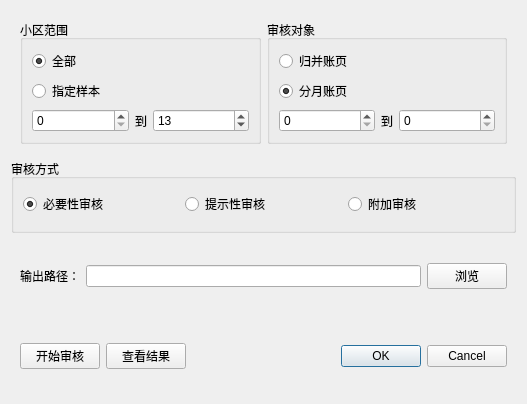
JosephineSu/Auditing, file zyCheckUI.ui: the form before one commit.
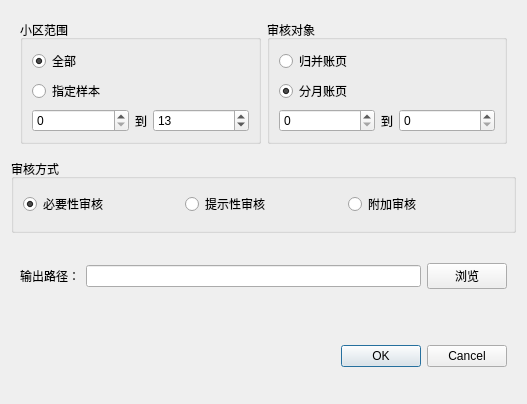
The form after the commit.

Commit message: 账页审核界面稍作修改，逻辑功能函数已添加

Patch:
```diff
--- a/zyCheckUI.ui
+++ b/zyCheckUI.ui
@@ -205,20 +205,6 @@
    <item>
     <widget class="QWidget" name="widget_3" native="true">
      <layout class="QHBoxLayout" name="horizontalLayout_7">
-      <item>
-       <widget class="QPushButton" name="pushButton_2">
-        <property name="text">
-         <string>开始审核</string>
-        </property>
-       </widget>
-      </item>
-      <item>
-       <widget class="QPushButton" name="pushButton_3">
-        <property name="text">
-         <string>查看结果</string>
-        </property>
-       </widget>
-      </item>
       <item>
        <widget class="QDialogButtonBox" name="buttonBox">
         <property name="sizePolicy">
@@ -233,6 +219,9 @@
         <property name="standardButtons">
          <set>QDialogButtonBox::Cancel|QDialogButtonBox::Ok</set>
         </property>
+        <property name="centerButtons">
+         <bool>false</bool>
+        </property>
        </widget>
       </item>
      </layout>
```
Left out of the diff: 26 changed lines with no effect on the pictures. The commit also changes 2 other files.
